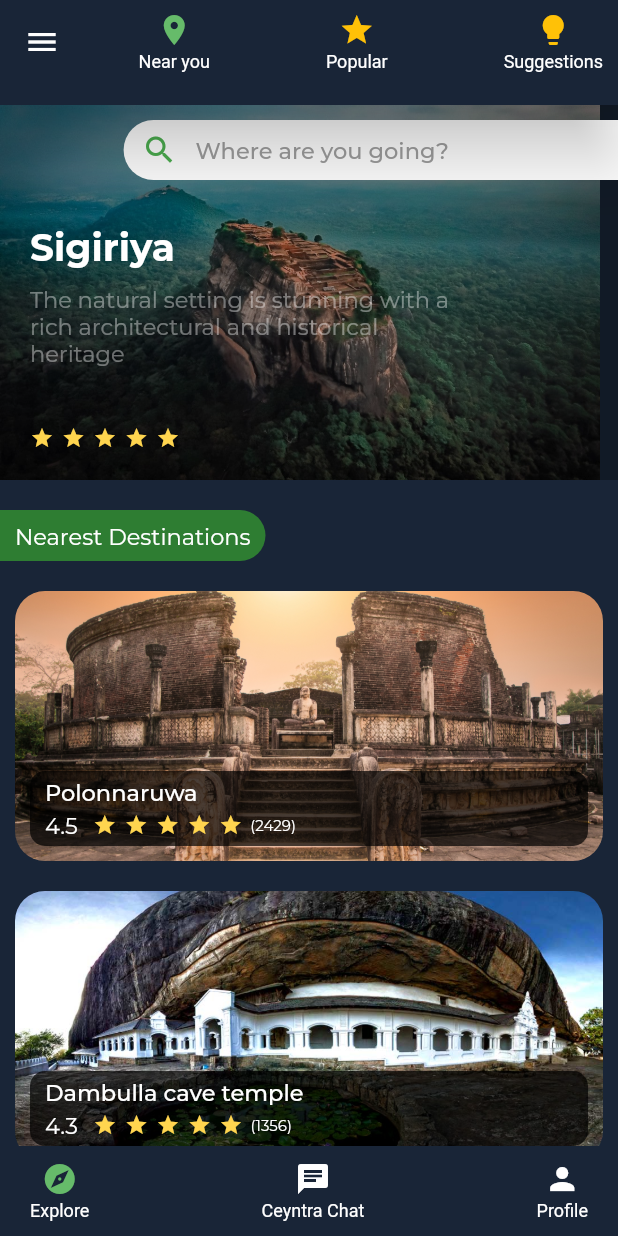
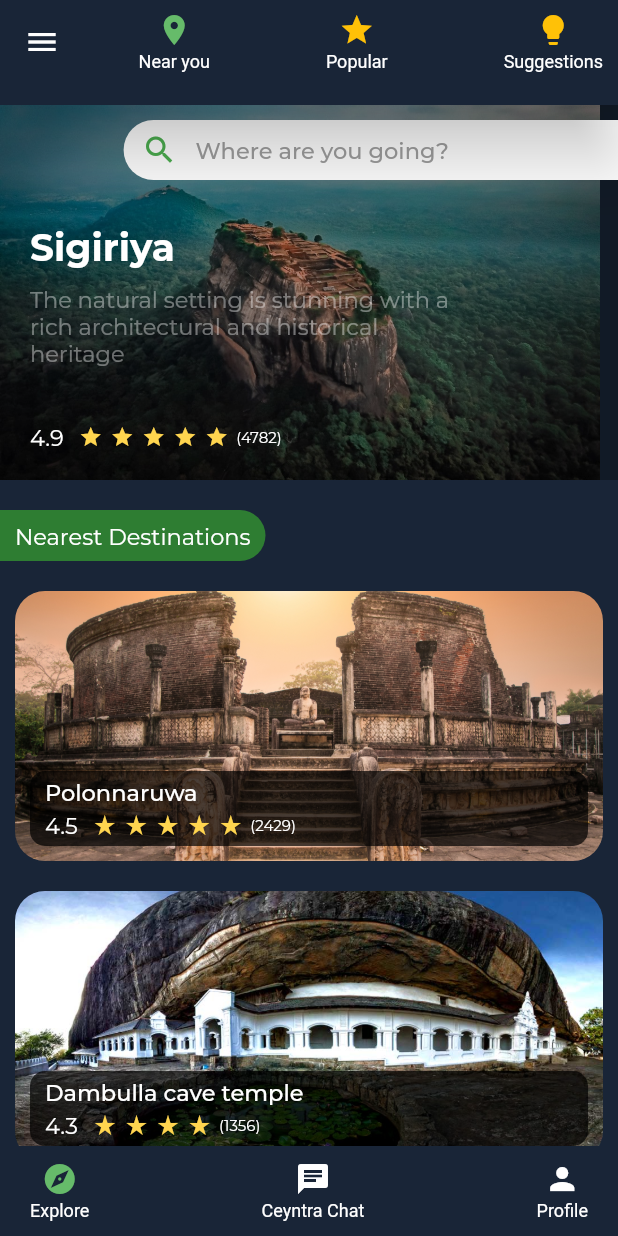
Before and after one commit to Ceyntra/Ceyntra-mobile, a Flutter app: the screen it shows after launch, on a phone screen of 412 x 824 dp. Run offline on Flutter 3.47's test engine with Material 2 defaults, Android fonts, the phone set to English and light mode, and no system bars; our stand-ins replace flutter_svg, google_fonts.

Commit message:
set the rating star based on ratings

```diff
--- a/lib/views/screens/nearMeFeed.dart
+++ b/lib/views/screens/nearMeFeed.dart
@@ -102,6 +102,14 @@ class _NearMeFeedScreenState extends State<NearMeFeedScreen> {
                     child: Row(
                       children: [
                         Container(
+                          margin: EdgeInsets.only(right: 10),
+                          child: Text(
+                            "4.9",
+                            style: GoogleFonts.montserrat(
+                                fontSize: 15, color: Colors.white),
+                          ),
+                        ),
+                        Container(
                           margin: EdgeInsets.only(right: 5),
                           child: Icon(
                             Icons.star,
@@ -140,7 +148,15 @@ class _NearMeFeedScreenState extends State<NearMeFeedScreen> {
                             color: Colors.amber[300],
                             size: 16,
                           ),
-                        )
+                        ),
+                        Container(
+                          // margin: EdgeInsets.only(left: 5),
+                          child: Text(
+                            "(4782)",
+                            style: GoogleFonts.montserrat(
+                                fontSize: 10, color: Colors.white),
+                          ),
+                        ),
                       ],
                     ),
                   ))
--- a/lib/views/widgets/feedPlaceWidget.dart
+++ b/lib/views/widgets/feedPlaceWidget.dart
@@ -8,6 +8,7 @@ class FeedPlaceWidget extends StatefulWidget {
   final int votes;
 
   FeedPlaceWidget({this.imagePath, this.placeName, this.rating, this.votes});
+
   @override
   _FeedPlaceWidgetState createState() => _FeedPlaceWidgetState();
 }
@@ -15,7 +16,18 @@ class FeedPlaceWidget extends StatefulWidget {
 class _FeedPlaceWidgetState extends State<FeedPlaceWidget> {
   @override
   Widget build(BuildContext context) {
-    print(widget.imagePath);
+    final items = List<Widget>.generate(
+      widget.rating.round(),
+      (i) => Container(
+        margin: EdgeInsets.only(right: 5),
+        child: Icon(
+          Icons.star_rate,
+          color: Colors.amber[300],
+          size: 16,
+        ),
+      ),
+    );
+
     return Container(
       margin: EdgeInsets.only(top: 20),
       child: Container(
@@ -57,6 +69,7 @@ class _FeedPlaceWidgetState extends State<FeedPlaceWidget> {
                             fontWeight: FontWeight.w500),
                       )),
                       Container(
+                        child: Container(
                           child: Row(
                             children: [
                               Container(
@@ -67,46 +80,7 @@ class _FeedPlaceWidgetState extends State<FeedPlaceWidget> {
                                       fontSize: 15, color: Colors.white),
                                 ),
                               ),
-                            Container(
-                              margin: EdgeInsets.only(right: 5),
-                              child: Icon(
-                                Icons.star,
-                                color: Colors.amber[300],
-                                size: 16,
-                              ),
-                            ),
-                            Container(
-                              margin: EdgeInsets.only(right: 5),
-                              child: Icon(
-                                Icons.star,
-                                color: Colors.amber[300],
-                                size: 16,
-                              ),
-                            ),
-                            Container(
-                              margin: EdgeInsets.only(right: 5),
-                              child: Icon(
-                                Icons.star,
-                                color: Colors.amber[300],
-                                size: 16,
-                              ),
-                            ),
-                            Container(
-                              margin: EdgeInsets.only(right: 5),
-                              child: Icon(
-                                Icons.star,
-                                color: Colors.amber[300],
-                                size: 16,
-                              ),
-                            ),
-                            Container(
-                              margin: EdgeInsets.only(right: 5),
-                              child: Icon(
-                                Icons.star,
-                                color: Colors.amber[300],
-                                size: 16,
-                              ),
-                            ),
+                              Row(children: items),
                               Container(
                                 // margin: EdgeInsets.only(left: 5),
                                 child: Text(
@@ -116,6 +90,7 @@ class _FeedPlaceWidgetState extends State<FeedPlaceWidget> {
                                 ),
                               ),
                             ],
+                          ),
                         ),
                       )
                     ],
```
Lines whose indentation alone changed are shown as unchanged.
